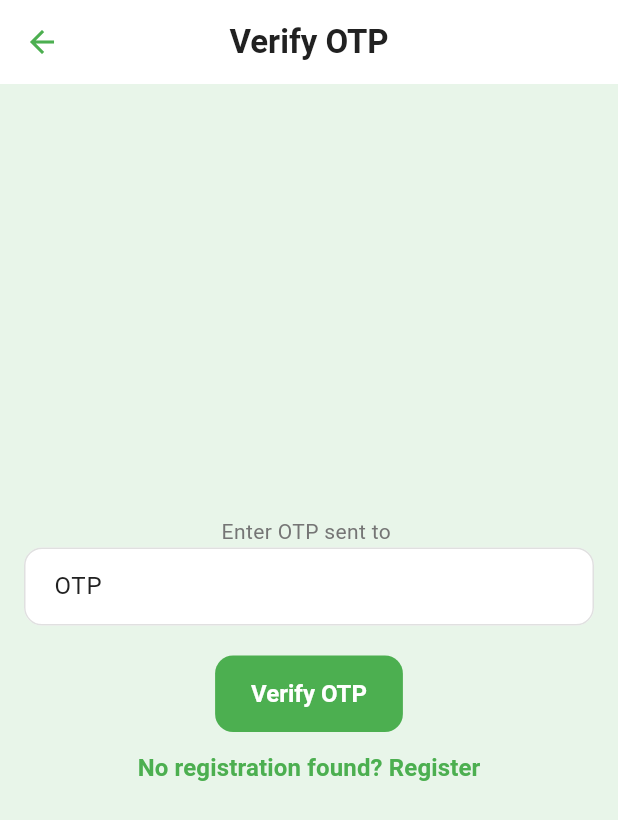
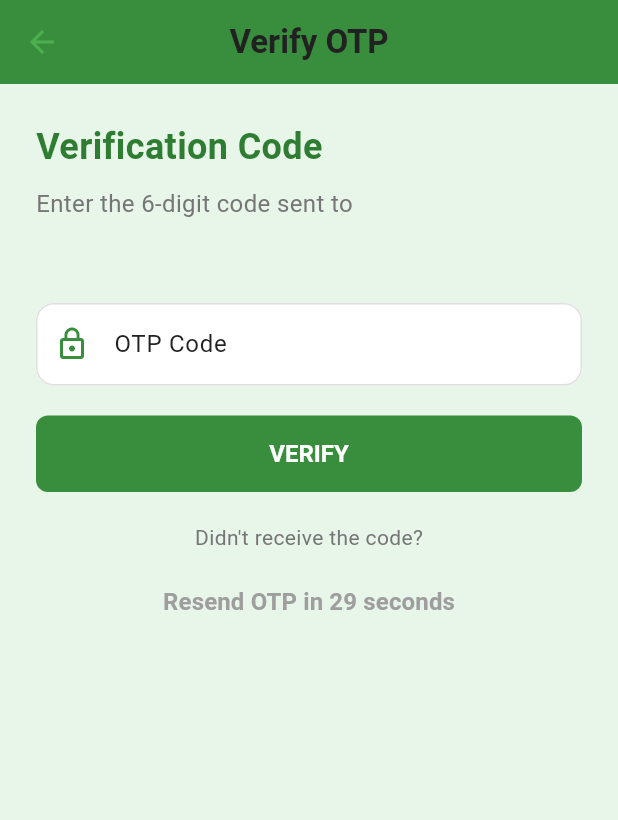
Before and after one commit to open-cmuq/passport-frontend, a Flutter app: the OTPScreen screen opened directly with empty values, on a phone screen of 412 x 824 dp. Shown: the top 820 px of the screen. Run offline on Flutter 3.47's test engine with Material 3 defaults, Android fonts, the phone set to English and light mode, and no system bars; our stand-ins replace flutter_dotenv, fluttertoast, shared_preferences; accounts and stored records are empty.

Commit message:
Improve otp screen

```diff
--- a/lib/screens/auth/otp_screen.dart
+++ b/lib/screens/auth/otp_screen.dart
@@ -2,51 +2,203 @@
 import 'package:flutter/material.dart';
 import 'package:fluttertoast/fluttertoast.dart';
 import '../../services/auth_service.dart';
-import '../main_screen.dart';
-import 'register_screen.dart';
 
-class OTPScreen extends StatelessWidget {
+class OTPScreen extends StatefulWidget {
+  @override
+  _OTPScreenState createState() => _OTPScreenState();
+}
+
+class _OTPScreenState extends State<OTPScreen> {
   final _otpController = TextEditingController();
+  bool _isLoading = false;
+  bool _isResending = false;
+  int _resendCooldown = 30;
+  late String _email;
+
+  @override
+  void initState() {
+    super.initState();
+    _email = ModalRoute.of(context)!.settings.arguments as String;
+    _startCooldownTimer();
+  }
+
+  void _startCooldownTimer() {
+    Future.delayed(Duration(seconds: 1), () {
+      if (mounted && _resendCooldown > 0) {
+        setState(() => _resendCooldown--);
+        _startCooldownTimer();
+      }
+    });
+  }
 
   @override
   Widget build(BuildContext context) {
-    final email = ModalRoute.of(context)!.settings.arguments as String;
-
     return Scaffold(
       backgroundColor: Colors.green[50],
-      appBar: AppBar(title: Text('Verify OTP')),
+      appBar: AppBar(
+        title: Text('Verify OTP'),
+        backgroundColor: Colors.green[700],
+        elevation: 0,
+      ),
       body: Padding(
-        padding: const EdgeInsets.all(16.0),
+        padding: const EdgeInsets.all(24.0),
         child: Column(
-          mainAxisAlignment: MainAxisAlignment.center,
+          crossAxisAlignment: CrossAxisAlignment.start,
           children: [
-            Text('Enter OTP sent to $email'),
-            TextField(controller: _otpController, decoration: InputDecoration(labelText: 'OTP')),
+            Text(
+              'Verification Code',
+              style: TextStyle(
+                fontSize: 24,
+                fontWeight: FontWeight.bold,
+                color: Colors.green[800],
+              ),
+            ),
+            SizedBox(height: 8),
+            Text(
+              'Enter the 6-digit code sent to',
+              style: TextStyle(fontSize: 16, color: Colors.grey[600]),
+            ),
+            Text(
+              _email,
+              style: TextStyle(fontSize: 16, fontWeight: FontWeight.bold),
+            ),
+            SizedBox(height: 30),
+            TextField(
+              controller: _otpController,
+              keyboardType: TextInputType.number,
+              maxLength: 6,
+              decoration: InputDecoration(
+                labelText: 'OTP Code',
+                border: OutlineInputBorder(),
+                filled: true,
+                fillColor: Colors.white,
+                prefixIcon: Icon(Icons.lock_outline, color: Colors.green[700]),
+                counterText: '',
+              ),
+              style: TextStyle(fontSize: 18, letterSpacing: 2),
+            ),
             SizedBox(height: 20),
-            ElevatedButton(
-              onPressed: () async {
-                final otp = _otpController.text.trim();
-                if (otp.isEmpty) {
-                  Fluttertoast.showToast(msg: 'Please enter OTP');
-                  return;
-                }
-
-                final success = await AuthService.verifyOTP(email, otp);
-                if (success) {
-                  Navigator.pushReplacementNamed(context, '/home');
-                } else {
-                  Fluttertoast.showToast(msg: 'Invalid or expired OTP');
-                }
-              },
-              child: Text('Verify OTP'),
+            SizedBox(
+              width: double.infinity,
+              child: ElevatedButton(
+                style: ElevatedButton.styleFrom(
+                  backgroundColor: Colors.green[700],
+                  padding: EdgeInsets.symmetric(vertical: 16),
+                  shape: RoundedRectangleBorder(
+                    borderRadius: BorderRadius.circular(8),
+                  ),
+                ),
+                onPressed: _isLoading ? null : _verifyOTP,
+                child: _isLoading
+                    ? SizedBox(
+                        width: 20,
+                        height: 20,
+                        child: CircularProgressIndicator(
+                          strokeWidth: 2,
+                          color: Colors.white,
+                        ),
+                      )
+                    : Text(
+                        'VERIFY',
+                        style: TextStyle(
+                          fontSize: 16,
+                          fontWeight: FontWeight.bold,
+                        ),
+                      ),
+              ),
             ),
-            TextButton(
-              onPressed: () => Navigator.pushReplacementNamed(context, '/register'),
-              child: Text('No registration found? Register'),
+            SizedBox(height: 20),
+            Center(
+              child: Column(
+                children: [
+                  Text(
+                    "Didn't receive the code?",
+                    style: TextStyle(color: Colors.grey[600]),
+                  ),
+                  SizedBox(height: 8),
+                  TextButton(
+                    onPressed:
+                        _resendCooldown > 0 || _isResending ? null : _resendOTP,
+                    child: _isResending
+                        ? CircularProgressIndicator()
+                        : Text(
+                            _resendCooldown > 0
+                                ? 'Resend OTP in $_resendCooldown seconds'
+                                : 'RESEND OTP',
+                            style: TextStyle(
+                              color: _resendCooldown > 0
+                                  ? Colors.grey
+                                  : Colors.green[700],
+                              fontWeight: FontWeight.bold,
+                            ),
+                          ),
+                  ),
+                ],
+              ),
             ),
           ],
         ),
       ),
     );
   }
+
+  Future<void> _verifyOTP() async {
+    final otp = _otpController.text.trim();
+    if (otp.isEmpty || otp.length != 6) {
+      Fluttertoast.showToast(msg: 'Please enter a valid 6-digit OTP');
+      return;
+    }
+
+    setState(() => _isLoading = true);
+
+    try {
+      final success = await AuthService.verifyOTP(_email, otp);
+      if (success) {
+        Navigator.pushReplacementNamed(context, '/home');
+      } else {
+        Fluttertoast.showToast(
+          msg: 'Invalid or expired OTP. Please try again.',
+          toastLength: Toast.LENGTH_LONG,
+        );
+      }
+    } catch (e) {
+      Fluttertoast.showToast(
+        msg: 'Verification failed. Please try again.',
+        toastLength: Toast.LENGTH_LONG,
+      );
+    } finally {
+      if (mounted) {
+        setState(() => _isLoading = false);
+      }
+    }
+  }
+
+  Future<void> _resendOTP() async {
+    setState(() {
+      _isResending = true;
+      _resendCooldown = 30;
+    });
+
+    try {
+      final error = await AuthService.resendOTP(_email);
+      if (error != null) {
+        Fluttertoast.showToast(msg: error);
+      } else {
+        Fluttertoast.showToast(msg: 'New OTP sent successfully');
+        _startCooldownTimer();
+      }
+    } catch (e) {
+      Fluttertoast.showToast(msg: 'Failed to resend OTP');
+    } finally {
+      if (mounted) {
+        setState(() => _isResending = false);
+      }
+    }
+  }
+
+  @override
+  void dispose() {
+    _otpController.dispose();
+    super.dispose();
+  }
 }
```
